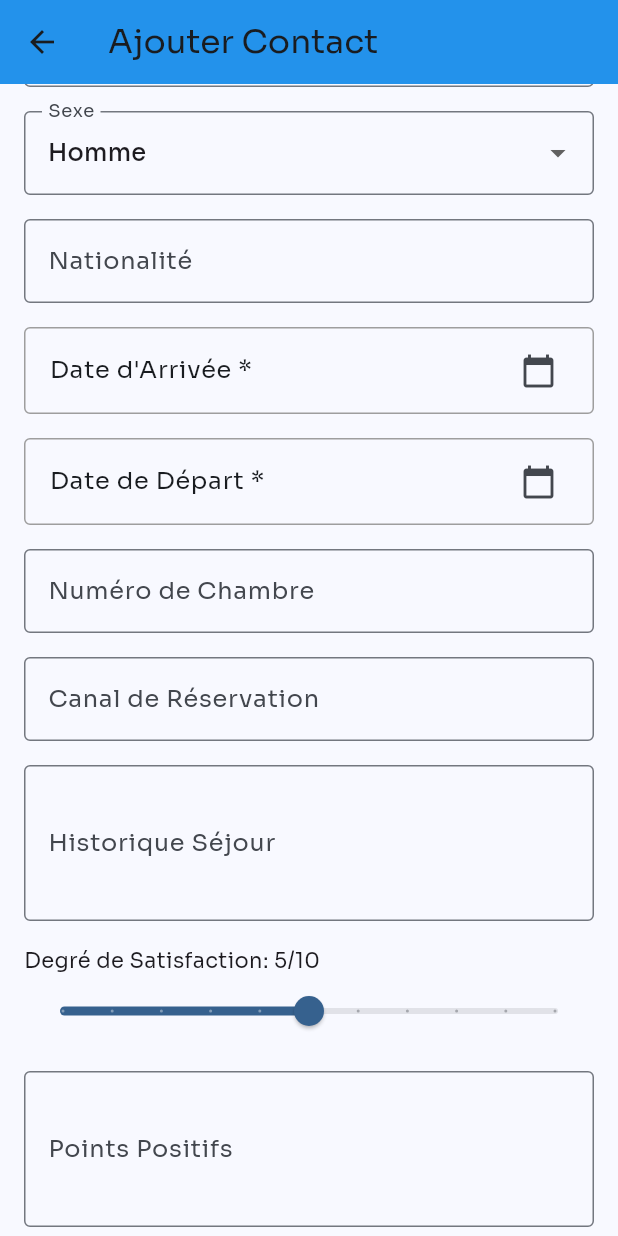
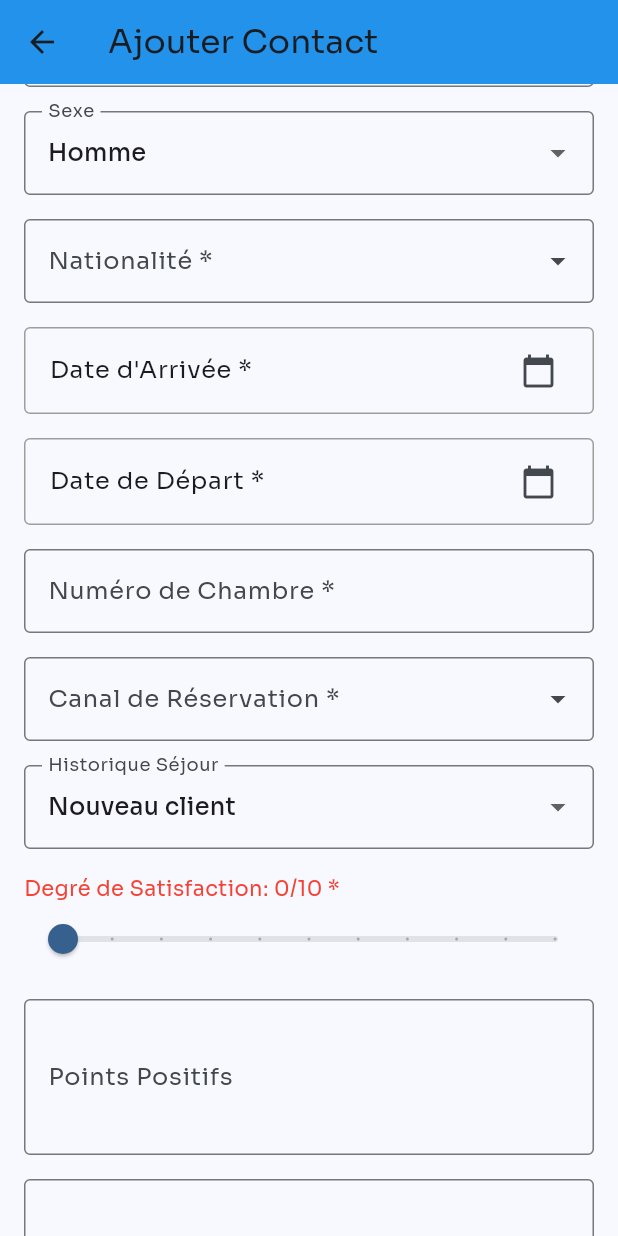
Before and after one commit to yahiahbazi-oss/Royal-Thalassa-Guest-Contact-App, a Flutter app: the AddContactPage screen opened by its route, scrolled down 576 dp, on a phone screen of 412 x 824 dp. Run offline on Flutter 3.47's test engine with Material 3 defaults, Android fonts, the phone set to English and light mode, and no system bars; drawn by our look-alikes of dropdown_search; our stand-ins replace cloud_firestore, firebase_auth, firebase_core, google_fonts; accounts and stored records are empty.

Commit message:
register updates

```diff
--- a/lib/views/add_contact_page.dart
+++ b/lib/views/add_contact_page.dart
@@ -1,6 +1,7 @@
 import 'package:flutter/material.dart';
 import 'package:google_fonts/google_fonts.dart';
 import 'package:cloud_firestore/cloud_firestore.dart';
+import 'package:dropdown_search/dropdown_search.dart';
 import '../controllers/crud_services.dart';
 
 class AddContactPage extends StatefulWidget {
@@ -21,11 +22,7 @@ class _AddContactPageState extends State<AddContactPage> {
   final _whatsappController = TextEditingController();
   final _telephoneFixeController = TextEditingController();
   final _autreNumeroController = TextEditingController();
-  final _langueController = TextEditingController();
-  final _nationaliteController = TextEditingController();
   final _numeroChambreController = TextEditingController();
-  final _canalReservationController = TextEditingController();
-  final _historiqueSejourController = TextEditingController();
   final _pointsPositifsController = TextEditingController();
   final _pointsNegatifsController = TextEditingController();
 
@@ -36,8 +33,125 @@ class _AddContactPageState extends State<AddContactPage> {
 
   // Dropdown values
   String _sexe = 'Homme';
+  String _langue = 'Français';
+  String? _nationalite;
+  String? _canalReservation;
+  String _historiqueSejour = 'Nouveau client';
   String _statutAppel = 'Non appelé';
-  int _degreSatisfaction = 5;
+  int _degreSatisfaction = 0;
+  bool _satisfactionSet = false;
+
+  // List of languages
+  final List<String> _langues = [
+    'Arabe',
+    'Anglais',
+    'Allemand',
+    'Français',
+    'Italien',
+    'Espagnol',
+    'Russe',
+    'Turc',
+    'Polonais',
+    'Néerlandais',
+    'Ukrainien',
+    'Roumain',
+    'Portugais',
+    'Grec',
+    'Tchèque',
+    'Hongrois',
+    'Suédois',
+    'Serbo-croate',
+    'Bulgare',
+    'Danois',
+    'Finnois',
+    'Slovaque',
+    'Norvégien',
+    'Lituanien',
+    'Letton',
+    'Slovène',
+    'Estonien',
+    'Albanais',
+    'Macédonien',
+    'Catalan',
+    'Biélorusse',
+  ];
+
+  // List of nationalities
+  final List<String> _nationalites = [
+    'Tunisie',
+    'Algérie',
+    'Maroc',
+    'Libye',
+    'Albanie',
+    'Allemagne',
+    'Andorre',
+    'Arménie',
+    'Autriche',
+    'Azerbaïdjan',
+    'Belgique',
+    'Biélorussie',
+    'Bosnie-Herzégovine',
+    'Bulgarie',
+    'Chypre',
+    'Croatie',
+    'Danemark',
+    'Espagne',
+    'Estonie',
+    'Finlande',
+    'France',
+    'Géorgie',
+    'Grèce',
+    'Hongrie',
+    'Irlande',
+    'Islande',
+    'Italie',
+    'Kazakhstan',
+    'Kosovo',
+    'Lettonie',
+    'Liechtenstein',
+    'Lituanie',
+    'Luxembourg',
+    'Malte',
+    'Moldavie',
+    'Monaco',
+    'Monténégro',
+    'Norvège',
+    'Pays-Bas',
+    'Pologne',
+    'Portugal',
+    'République tchèque',
+    'Roumanie',
+    'Royaume-Uni',
+    'Russie',
+    'Saint-Marin',
+    'Serbie',
+    'Slovaquie',
+    'Slovénie',
+    'Suède',
+    'Suisse',
+    'Ukraine',
+    'Monde arabe',
+    'Amérique du Sud',
+    'Canada',
+    'États-Unis',
+    'Asie',
+    'Australie',
+    'Afrique subsaharienne',
+    'Autre',
+  ];
+
+  // List of reservation channels
+  final List<String> _canalsReservation = [
+    'OTS',
+    'Easy Jet Holidays',
+    'Mondial Tourism',
+    'Autre TO',
+    'Booking.com',
+    'Expedia',
+    'Autre OTA',
+    'Agence Local',
+    'Indiv',
+  ];
 
   @override
   void dispose() {
@@ -47,11 +161,7 @@ class _AddContactPageState extends State<AddContactPage> {
     _whatsappController.dispose();
     _telephoneFixeController.dispose();
     _autreNumeroController.dispose();
-    _langueController.dispose();
-    _nationaliteController.dispose();
     _numeroChambreController.dispose();
-    _canalReservationController.dispose();
-    _historiqueSejourController.dispose();
     _pointsPositifsController.dispose();
     _pointsNegatifsController.dispose();
     super.dispose();
@@ -86,6 +196,40 @@ class _AddContactPageState extends State<AddContactPage> {
         return;
       }
 
+      if (!_satisfactionSet) {
+        ScaffoldMessenger.of(context).showSnackBar(
+          const SnackBar(
+            content: Text('Veuillez définir le degré de satisfaction'),
+          ),
+        );
+        return;
+      }
+
+      if (_canalReservation == null || _canalReservation!.isEmpty) {
+        ScaffoldMessenger.of(context).showSnackBar(
+          const SnackBar(
+            content: Text('Veuillez sélectionner un canal de réservation'),
+          ),
+        );
+        return;
+      }
+
+      if (_nationalite == null || _nationalite!.isEmpty) {
+        ScaffoldMessenger.of(context).showSnackBar(
+          const SnackBar(
+            content: Text('Veuillez sélectionner une nationalité'),
+          ),
+        );
+        return;
+      }
+
+      if (_numeroChambreController.text.isEmpty) {
+        ScaffoldMessenger.of(context).showSnackBar(
+          const SnackBar(content: Text('Veuillez entrer le numéro de chambre')),
+        );
+        return;
+      }
+
       String result = await _crudServices.addNewContact(
         nom: _nomController.text,
         prenom: _prenomController.text,
@@ -94,14 +238,14 @@ class _AddContactPageState extends State<AddContactPage> {
         telephoneFixe: _telephoneFixeController.text,
         autreNumero: _autreNumeroController.text,
         dateNaissance: Timestamp.fromDate(_dateNaissance!),
-        langue: _langueController.text,
+        langue: _langue,
         sexe: _sexe,
-        nationalite: _nationaliteController.text,
+        nationalite: _nationalite ?? '',
         dateArrivee: Timestamp.fromDate(_dateArrivee!),
         dateDepart: Timestamp.fromDate(_dateDepart!),
         numeroChambre: _numeroChambreController.text,
-        canalReservation: _canalReservationController.text,
-        historiqueSejour: _historiqueSejourController.text,
+        canalReservation: _canalReservation ?? '',
+        historiqueSejour: _historiqueSejour,
         degreSatisfaction: _degreSatisfaction,
         pointsPositifs: _pointsPositifsController.text,
         pointsNegatifs: _pointsNegatifsController.text,
@@ -225,13 +369,20 @@ class _AddContactPageState extends State<AddContactPage> {
               const SizedBox(height: 16),
 
               // Langue
-              TextFormField(
-                controller: _langueController,
+              DropdownButtonFormField<String>(
+                value: _langue,
                 decoration: InputDecoration(
                   labelText: 'Langue',
                   labelStyle: GoogleFonts.sora(),
                   border: const OutlineInputBorder(),
                 ),
+                items: _langues
+                    .map(
+                      (langue) =>
+                          DropdownMenuItem(value: langue, child: Text(langue)),
+                    )
+                    .toList(),
+                onChanged: (value) => setState(() => _langue = value!),
               ),
               const SizedBox(height: 16),
 
@@ -243,7 +394,7 @@ class _AddContactPageState extends State<AddContactPage> {
                   labelStyle: GoogleFonts.sora(),
                   border: const OutlineInputBorder(),
                 ),
-                items: ['Homme', 'Femme', 'Autre']
+                items: ['Homme', 'Femme']
                     .map(
                       (sexe) =>
                           DropdownMenuItem(value: sexe, child: Text(sexe)),
@@ -254,13 +405,29 @@ class _AddContactPageState extends State<AddContactPage> {
               const SizedBox(height: 16),
 
               // Nationalité
-              TextFormField(
-                controller: _nationaliteController,
-                decoration: InputDecoration(
-                  labelText: 'Nationalité',
-                  labelStyle: GoogleFonts.sora(),
-                  border: const OutlineInputBorder(),
+              DropdownSearch<String>(
+                items: (filter, infiniteScrollProps) => _nationalites,
+                popupProps: PopupProps.menu(
+                  showSearchBox: true,
+                  searchFieldProps: TextFieldProps(
+                    decoration: InputDecoration(
+                      labelText: 'Rechercher...',
+                      labelStyle: GoogleFonts.sora(),
+                      prefixIcon: const Icon(Icons.search),
+                      border: const OutlineInputBorder(),
+                    ),
+                  ),
+                  constraints: const BoxConstraints(maxHeight: 400),
                 ),
+                decoratorProps: DropDownDecoratorProps(
+                  decoration: InputDecoration(
+                    labelText: 'Nationalité *',
+                    labelStyle: GoogleFonts.sora(),
+                    border: const OutlineInputBorder(),
+                  ),
+                ),
+                selectedItem: _nationalite,
+                onChanged: (value) => setState(() => _nationalite = value),
               ),
               const SizedBox(height: 16),
 
@@ -302,33 +469,59 @@ class _AddContactPageState extends State<AddContactPage> {
               TextFormField(
                 controller: _numeroChambreController,
                 decoration: InputDecoration(
-                  labelText: 'Numéro de Chambre',
+                  labelText: 'Numéro de Chambre *',
                   labelStyle: GoogleFonts.sora(),
                   border: const OutlineInputBorder(),
                 ),
+                validator: (value) => value!.isEmpty ? 'Requis' : null,
               ),
               const SizedBox(height: 16),
 
               // Canal Réservation
-              TextFormField(
-                controller: _canalReservationController,
-                decoration: InputDecoration(
-                  labelText: 'Canal de Réservation',
-                  labelStyle: GoogleFonts.sora(),
-                  border: const OutlineInputBorder(),
+              DropdownSearch<String>(
+                items: (filter, infiniteScrollProps) => _canalsReservation,
+                popupProps: PopupProps.menu(
+                  showSearchBox: true,
+                  searchFieldProps: TextFieldProps(
+                    decoration: InputDecoration(
+                      labelText: 'Rechercher...',
+                      labelStyle: GoogleFonts.sora(),
+                      prefixIcon: const Icon(Icons.search),
+                      border: const OutlineInputBorder(),
+                    ),
+                  ),
+                  constraints: const BoxConstraints(maxHeight: 300),
                 ),
+                decoratorProps: DropDownDecoratorProps(
+                  decoration: InputDecoration(
+                    labelText: 'Canal de Réservation *',
+                    labelStyle: GoogleFonts.sora(),
+                    border: const OutlineInputBorder(),
+                  ),
+                ),
+                selectedItem: _canalReservation,
+                onChanged: (value) => setState(() => _canalReservation = value),
               ),
               const SizedBox(height: 16),
 
               // Historique Séjour
-              TextFormField(
-                controller: _historiqueSejourController,
+              DropdownButtonFormField<String>(
+                value: _historiqueSejour,
                 decoration: InputDecoration(
                   labelText: 'Historique Séjour',
                   labelStyle: GoogleFonts.sora(),
                   border: const OutlineInputBorder(),
                 ),
-                maxLines: 3,
+                items: ['Nouveau client', 'Revenant']
+                    .map(
+                      (historique) => DropdownMenuItem(
+                        value: historique,
+                        child: Text(historique),
+                      ),
+                    )
+                    .toList(),
+                onChanged: (value) =>
+                    setState(() => _historiqueSejour = value!),
               ),
               const SizedBox(height: 16),
 
@@ -337,8 +530,10 @@ class _AddContactPageState extends State<AddContactPage> {
                 crossAxisAlignment: CrossAxisAlignment.start,
                 children: [
                   Text(
-                    'Degré de Satisfaction: $_degreSatisfaction/10',
-                    style: GoogleFonts.sora(),
+                    'Degré de Satisfaction: $_degreSatisfaction/10 *',
+                    style: GoogleFonts.sora(
+                      color: _satisfactionSet ? Colors.black : Colors.red,
+                    ),
                   ),
                   Slider(
                     value: _degreSatisfaction.toDouble(),
@@ -346,8 +541,10 @@ class _AddContactPageState extends State<AddContactPage> {
                     max: 10,
                     divisions: 10,
                     label: _degreSatisfaction.toString(),
-                    onChanged: (value) =>
-                        setState(() => _degreSatisfaction = value.toInt()),
+                    onChanged: (value) => setState(() {
+                      _degreSatisfaction = value.toInt();
+                      _satisfactionSet = true;
+                    }),
                   ),
                 ],
               ),
--- a/lib/views/login_page.dart
+++ b/lib/views/login_page.dart
@@ -45,13 +45,15 @@ class _LoginPageState extends State<LoginPage> {
         title: Text('Login', style: GoogleFonts.sora()),
         backgroundColor: Colors.blue,
       ),
-      body: Padding(
+      body: SingleChildScrollView(
+        child: Padding(
           padding: const EdgeInsets.all(16.0),
           child: Form(
             key: _formKey,
             child: Column(
               mainAxisAlignment: MainAxisAlignment.center,
               children: [
+                const SizedBox(height: 40),
                 Image.asset(
                   'images/Royal Thalassa Monastir 5_.jpg',
                   height: 150,
@@ -62,12 +64,12 @@ class _LoginPageState extends State<LoginPage> {
                 Text(
                   'Welcome to Thalassa Contact',
                   style: GoogleFonts.sora(
-                  fontSize: 24,
+                    fontSize: 20,
                     fontWeight: FontWeight.bold,
                   ),
                   textAlign: TextAlign.center,
                 ),
-              const SizedBox(height: 40),
+                const SizedBox(height: 30),
                 TextFormField(
                   controller: _usernameController,
                   decoration: InputDecoration(
@@ -134,7 +136,9 @@ class _LoginPageState extends State<LoginPage> {
                   ),
                   child: const Text('Sign Up'),
                 ),
+                const SizedBox(height: 40),
               ],
+            ),
           ),
         ),
       ),
--- a/pubspec.yaml
+++ b/pubspec.yaml
@@ -38,6 +38,7 @@ dependencies:
   firebase_auth: ^5.0.0
   google_fonts: ^6.1.0
   cloud_firestore: ^5.6.12
+  dropdown_search: ^6.0.1
 
 dev_dependencies:
   flutter_test:
```
Also changed, not shown: pubspec.lock. Lines whose indentation alone changed are shown as unchanged.
